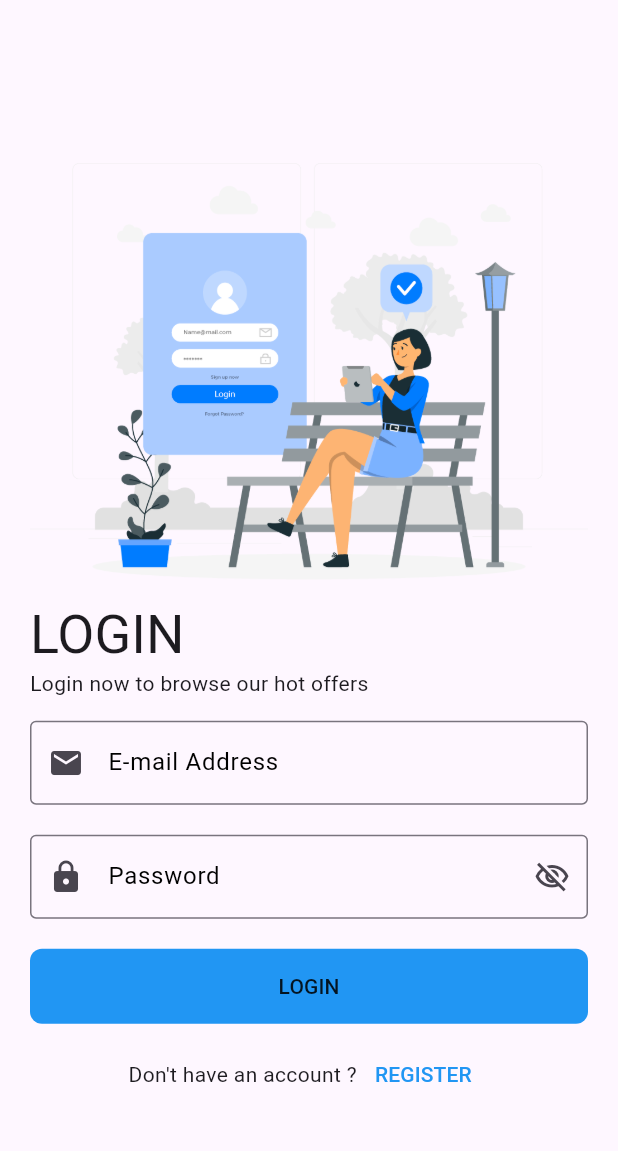
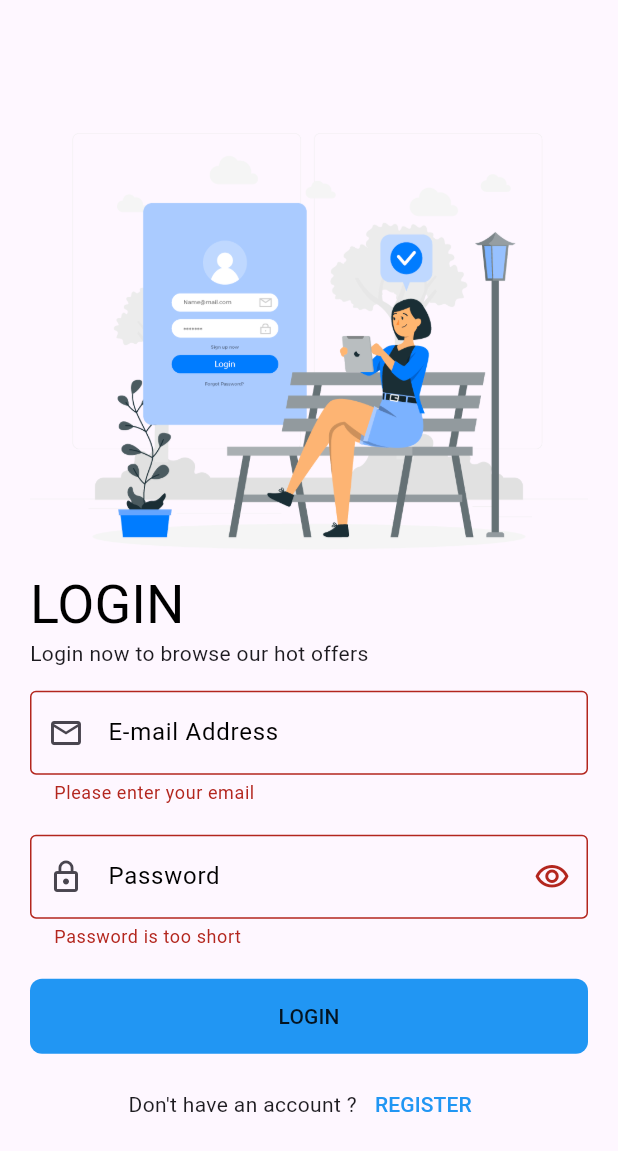
Before and after one commit to Mnasr115/shop_app, a Flutter app: the screen it shows after launch, after a tap on the "arrow forward ios" icon, after a tap on "SKIP", after a tap on "LOGIN", on a phone screen of 412 x 824 dp. Shown: the top 1151 px of the screen. Run offline on Flutter 3.47's test engine with Material 3 defaults, Android fonts, the phone set to English and light mode, and no system bars; our stand-ins replace bloc, conditional_builder_null_safety, dio, flutter_bloc, hexcolor, smooth_page_indicator.

Commit message:
login logic added

```diff
--- a/lib/main.dart
+++ b/lib/main.dart
@@ -1,9 +1,14 @@
 import 'package:flutter/material.dart';
 import 'package:flutter/services.dart';
+import 'package:flutter_bloc/flutter_bloc.dart';
 import 'package:shop_app/modules/onboarding_screen/onboarding_screen.dart';
 import 'package:shop_app/shared/components/constant.dart';
+import 'package:shop_app/shared/network/remote/bloc_observer.dart';
+import 'package:shop_app/shared/network/remote/dio_helper.dart';
 
 void main() {
+  Bloc.observer = MyBlocObserver();
+  DioHelper.init();
   runApp(const MyApp());
 }
 
--- /dev/null
+++ b/lib/modules/Auth/login_screen/cubit/login_cubit.dart
@@ -0,0 +1,52 @@
+import 'package:bloc/bloc.dart';
+import 'package:flutter/cupertino.dart';
+import 'package:flutter/material.dart';
+import 'package:flutter_bloc/flutter_bloc.dart';
+import 'package:meta/meta.dart';
+import 'package:shop_app/shared/network/end_points/end_points.dart';
+import 'package:shop_app/shared/network/remote/dio_helper.dart';
+
+part 'login_state.dart';
+
+class LoginCubit extends Cubit<LoginStates> {
+  LoginCubit() : super(LoginInitialState());
+
+  static LoginCubit get(context) => BlocProvider.of(context);
+
+  void userLogin({
+    required String email,
+    required String password,
+  }) {
+    emit(LoginLoadingState());
+    DioHelper.postData(
+      url: LOGIN,
+      data: {
+        'email': email,
+        'password': password,
+      },
+    ).then((value) {
+      print(value.data);
+      emit(LoginSuccessState());
+    }).catchError((error) {
+      print(error.toString());
+      emit(
+        LoginErrorState(
+          error.toString(),
+        ),
+      );
+    });
+  }
+
+  IconData suffix = Icons.visibility_outlined;
+  bool isPassword = true;
+
+  void changePasswordVisibility(){
+
+    isPassword = !isPassword;
+    suffix = isPassword ? Icons.visibility_outlined : Icons.visibility_off_outlined;
+    emit(ChangePasswordVisibilityState());
+  }
+
+
+
+}
--- /dev/null
+++ b/lib/modules/Auth/login_screen/cubit/login_state.dart
@@ -0,0 +1,14 @@
+part of 'login_cubit.dart';
+
+@immutable
+abstract class LoginStates {}
+
+class LoginInitialState extends LoginStates {}
+class LoginSuccessState extends LoginStates {}
+class LoginLoadingState extends LoginStates {}
+class LoginErrorState extends LoginStates {
+  final String errorMessage;
+
+  LoginErrorState(this.errorMessage);
+}
+class ChangePasswordVisibilityState extends LoginStates {}
--- a/lib/modules/Auth/login_screen/login_screen.dart
+++ b/lib/modules/Auth/login_screen/login_screen.dart
@@ -1,19 +1,29 @@
+import 'package:conditional_builder_null_safety/conditional_builder_null_safety.dart';
 import 'package:flutter/material.dart';
+import 'package:flutter_bloc/flutter_bloc.dart';
+import 'package:shop_app/modules/Auth/login_screen/cubit/login_cubit.dart';
 import 'package:shop_app/modules/Auth/register_screen/register_screen.dart';
 import 'package:shop_app/shared/components/components.dart';
 
 class LoginScreen extends StatelessWidget {
   const LoginScreen({super.key});
-
   @override
   Widget build(BuildContext context) {
+    var formKey = GlobalKey<FormState>();
     var emailController = TextEditingController();
     var passwordController = TextEditingController();
+    return BlocProvider(
+      create: (BuildContext context) => LoginCubit(),
+      child: BlocConsumer<LoginCubit, LoginStates>(
+        listener: (context, state) {},
+        builder: (context, state) {
           return Scaffold(
             body: Center(
               child: SingleChildScrollView(
                 child: Padding(
                   padding: const EdgeInsets.all(20.0),
+                  child: Form(
+                    key: formKey,
                     child: Column(
                       crossAxisAlignment: CrossAxisAlignment.start,
                       children: [
@@ -26,7 +36,13 @@ class LoginScreen extends StatelessWidget {
                         const SizedBox(
                           height: 15,
                         ),
-                Text('LOGIN', style: Theme.of(context).textTheme.displaySmall),
+                        Text(
+                          'LOGIN',
+                          style: Theme.of(context)
+                              .textTheme
+                              .displaySmall
+                              ?.copyWith(color: Colors.black),
+                        ),
                         Text(
                           'Login now to browse our hot offers ',
                           style: Theme.of(context).textTheme.bodyMedium,
@@ -43,7 +59,7 @@ class LoginScreen extends StatelessWidget {
                               return 'Please enter your email';
                             }
                           },
-                  prefix: Icons.email,
+                          prefix: Icons.email_outlined,
                         ),
                         const SizedBox(
                           height: 20,
@@ -52,20 +68,48 @@ class LoginScreen extends StatelessWidget {
                           textEditingController: passwordController,
                           type: TextInputType.visiblePassword,
                           label: 'Password',
+                          prefix: Icons.lock_outline,
+                          onFieldSubmitted: (value) {
+                            if (formKey.currentState!.validate()) {
+                              LoginCubit.get(context).userLogin(
+                                email: emailController.text,
+                                password: passwordController.text,
+                              );
+                            }
+                          },
                           validate: (value) {
                             if (value.isEmpty) {
                               return 'Password is too short';
                             }
                           },
-                  suffix: Icons.visibility_off_outlined,
-                  prefix: Icons.lock,
+                          suffix: LoginCubit.get(context).suffix,
+                          suffixPressed: ()
+                          {
+                            LoginCubit.get(context).changePasswordVisibility();
+                          },
+                          isPassword: LoginCubit.get(context).isPassword,
+
                         ),
                         const SizedBox(
                           height: 20,
                         ),
-                CustomButton(
+                        ConditionalBuilder(
+                          condition: state is! LoginLoadingState,
+                          builder: (BuildContext context) {
+                            return CustomButton(
                               text: 'LOGIN',
-                  onPressed: () {},
+                              onPressed: () {
+                                if (formKey.currentState!.validate()) {
+                                  LoginCubit.get(context).userLogin(
+                                    email: emailController.text,
+                                    password: passwordController.text,
+                                  );
+                                }
+                              },
+                            );
+                          },
+                          fallback: (BuildContext context) =>
+                              const Center(child: CircularProgressIndicator()),
                         ),
                         const SizedBox(
                           height: 10,
@@ -79,7 +123,8 @@ class LoginScreen extends StatelessWidget {
                                 Navigator.push(
                                   context,
                                   MaterialPageRoute(
-                            builder: (context) => const RegisterScreen(),
+                                    builder: (context) =>
+                                        const RegisterScreen(),
                                   ),
                                 );
                               },
@@ -95,6 +140,10 @@ class LoginScreen extends StatelessWidget {
                   ),
                 ),
               ),
+            ),
+          );
+        },
+      ),
     );
   }
 }
--- /dev/null
+++ b/lib/modules/Auth/register_screen/cubit/register_state.dart
@@ -0,0 +1,6 @@
+part of 'register_cubit.dart';
+
+@immutable
+abstract class RegisterState {}
+
+class RegisterInitial extends RegisterState {}
--- a/lib/modules/Auth/register_screen/register_screen.dart
+++ b/lib/modules/Auth/register_screen/register_screen.dart
@@ -26,7 +26,9 @@ class RegisterScreen extends StatelessWidget {
                 const SizedBox(
                   height: 15,
                 ),
-                Text('Register', style: Theme.of(context).textTheme.displaySmall),
+                Text('Register', style: Theme.of(context).textTheme.displaySmall?.copyWith(
+                  color: Colors.black
+                ),),
                 Text(
                   'Register and show our hot offers ',
                   style: Theme.of(context).textTheme.bodyMedium,
--- a/lib/shared/components/components.dart
+++ b/lib/shared/components/components.dart
@@ -47,11 +47,10 @@ class CustomTextFormField extends StatelessWidget {
           )
         ),
         border: const OutlineInputBorder(),
-        suffixIcon: Icon(suffix),
-        prefixIcon: GestureDetector(
-          onTap: suffixPressed,
-          child: Icon(prefix),
-        ),
+        suffixIcon: GestureDetector(
+            onTap: suffixPressed,
+            child: Icon(suffix),),
+        prefixIcon: Icon(prefix),
       ),
     );
   }
--- /dev/null
+++ b/lib/shared/network/end_points/end_points.dart
@@ -0,0 +1 @@
+const LOGIN = 'login';
--- /dev/null
+++ b/lib/shared/network/remote/dio_helper.dart
@@ -0,0 +1,53 @@
+import 'package:dio/dio.dart';
+
+class DioHelper {
+  static Dio dio = Dio();
+
+  static init() {
+    dio = Dio(
+      BaseOptions(
+          baseUrl: 'https://student.valuxapps.com/api/',
+          receiveDataWhenStatusError: true,
+          headers: {
+            'Content-Type': 'application/json',
+          }),
+    );
+  }
+
+  static Future<Response> getData({
+    required String url,
+    required Map<String, dynamic> query,
+    String lang = 'ar',
+    String? token,
+  }) async {
+
+    dio.options.headers = {
+      'lang': lang,
+      'Authorization': token,
+    };
+    return await dio.get(
+      url,
+      queryParameters: query,
+    );
+  }
+
+  static Future<Response> postData({
+    required String url,
+    Map<String, dynamic>? query,
+    required Map<String, dynamic> data,
+    String lang = 'ar',
+    String? token,
+  }) async {
+
+    dio.options.headers = {
+      'lang': lang,
+      'Authorization': token,
+    };
+
+    return dio.post(
+      url,
+      queryParameters: query,
+      data: data,
+    );
+  }
+}
--- a/pubspec.yaml
+++ b/pubspec.yaml
@@ -44,6 +44,7 @@ dependencies:
   expandable_page_view: ^1.0.17
   smooth_page_indicator: ^1.1.0
   hexcolor:
+  conditional_builder_null_safety: ^0.0.6
 
 dev_dependencies:
   flutter_test:
```
Also changed, not shown: lib/modules/Auth/register_screen/cubit/register_cubit.dart (added, +8 -0 lines), lib/shared/network/remote/bloc_observer.dart (added, +9 -0 lines), pubspec.lock. Lines whose indentation alone changed are shown as unchanged.
